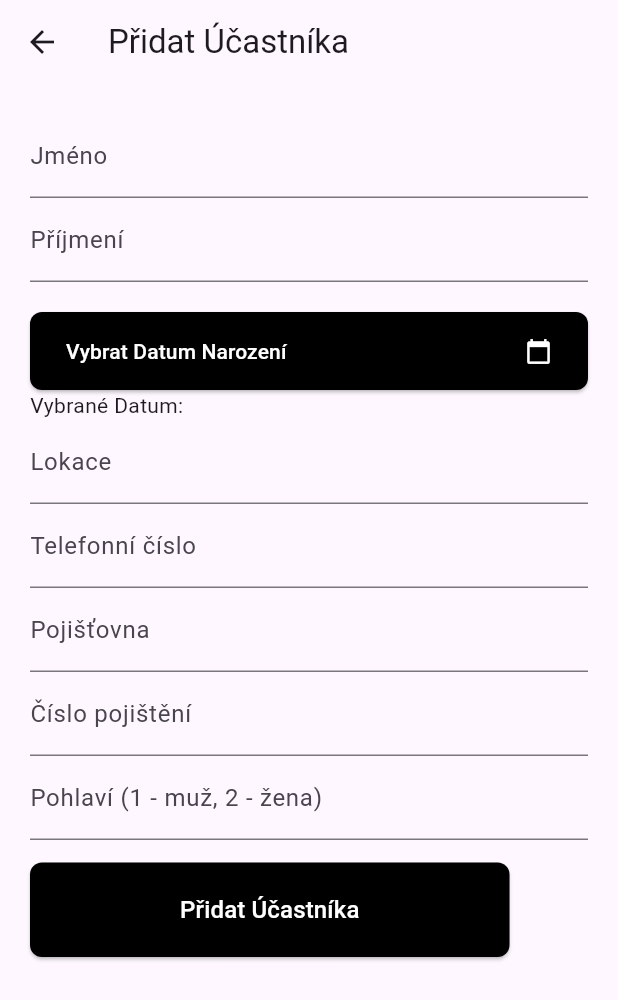
After one commit to dcaldr/denik-zza, a Flutter app: the ActionDetail screen opened directly, after a tap on the "person add" icon, on a phone screen of 412 x 824 dp. The commit adds this screen. Shown: the top 1000 px of the screen. Run offline on Flutter 3.47's test engine with Material 3 defaults, Android fonts, the phone set to English and light mode, and no system bars; our stand-ins replace drift, pdf, printing; missing offline and left inert: sqlite3; accounts and stored records are empty; generated files the repository leaves out were written again.

Commit message:
add: participant page (prototype)

```diff
--- a/lib/screens/editing_actions/action_detail.dart
+++ b/lib/screens/editing_actions/action_detail.dart
@@ -1,9 +1,8 @@
-
+import 'package:denik_zza/screens/actions/change_profile.dart';
 import 'package:denik_zza/screens/editing_actions/edit_action_page.dart';
 import 'package:denik_zza/screens/login/components/my_button.dart';
+import 'package:denik_zza/screens/participants/add_participantt_page_page.dart';
 import 'package:flutter/material.dart';
-import 'package:denik_zza/screens/actions/change_profile.dart';
-
 
 class ActionDetail extends StatelessWidget {
   @override
@@ -20,7 +19,6 @@ class ActionDetail extends StatelessWidget {
                 context,
                 MaterialPageRoute(builder: (context) => EditActionPage()),
               );
-
             },
           ),
         ],
@@ -31,81 +29,64 @@ class ActionDetail extends StatelessWidget {
           child: Column(
             crossAxisAlignment: CrossAxisAlignment.start,
             children: [
-              // Název akce
               SizedBox(height: 0),
               Text(
                 'Tábor Jurský Park',
                 style: TextStyle(fontSize: 18, fontWeight: FontWeight.bold),
               ),
-              // Ikona pro "lidé"
               Row(
                 children: [
                   Icon(Icons.people, size: 50),
                   Text('150'),
                 ],
               ),
-
-              // Ikona pro "kalendář" a zobrazení data
               Row(
                 children: [
                   Icon(Icons.calendar_month, size: 50),
                   Text('Datum: 1.5. - 15.9.'),
                 ],
               ),
-
-              // Ikona pro "lokace" a název lokace
               Row(
                 children: [
                   Icon(Icons.location_city, size: 50),
                   Text('Velká Chmelistná'),
                 ],
               ),
-
-              // Popis akce
               SizedBox(height: 20),
               Text(
                 'Popis Akce\nZde vložte textový popis akce...',
                 style: TextStyle(fontSize: 16),
               ),
-
-              // Sekce pro účastníky
               SizedBox(height: 20),
               Text(
                 'Účastníci',
                 style: TextStyle(fontSize: 18, fontWeight: FontWeight.bold),
               ),
-
-              // Search bar pro hledání účastníků
+              Row(
+                children: [
+                  // Search bar for participants
+                  Expanded(
+                    child: TextField(
+                      decoration: InputDecoration(
+                        hintText: 'Hledat účastníka...',
+                        suffixIcon: Icon(Icons.search),
+                      ),
+                    ),
+                  ),
                   IconButton(
-                icon: Icon(Icons.search),
+                    icon: Icon(Icons.person_add),
                     onPressed: () {
-                  // Corrected syntax for displaying text
-                  showDialog(
-                    context: context,
-                    builder: (BuildContext context) {
-                      return AlertDialog(
-                        title: Text("Hledat účastníka"),
-                        // Add your search functionality here
-                        content: Text("Custom search functionality"),
-                      );
-                    },
+                      // Navigate to another screen for adding a participant
+                      // You need to create the AddParticipantPage
+                      // and handle the logic for adding participants.
+                      Navigator.push(
+                        context,
+                        MaterialPageRoute(builder: (context) => AddParticipantPage()),
                       );
                     },
                   ),
-
-              SizedBox(height: 10),
-              // Tlačítko pro přidání účastníka
-            Button(
-                onPressed: () {
-                  //
-                },
-                buttonText: "Pridat",
-                verticalPadding: 20,
-                horizontalPadding: 160,
+                ],
               ),
-
-              // Zde se budou zobrazovat účastníci
-              // (Můžete použít ListView nebo GridView podle potřeby)
             ],
           ),
         ),
--- /dev/null
+++ b/lib/screens/participants/add_participantt_page_page.dart
@@ -0,0 +1,202 @@
+import 'package:flutter/material.dart';
+
+class MyButton extends StatelessWidget {
+  final VoidCallback onPressed;
+  final String buttonText;
+  final double verticalPadding;
+  final double horizontalPadding;
+
+  MyButton({
+    required this.onPressed,
+    required this.buttonText,
+    required this.verticalPadding,
+    required this.horizontalPadding,
+  });
+
+  @override
+  Widget build(BuildContext context) {
+    return ElevatedButton(
+      onPressed: onPressed,
+      style: ElevatedButton.styleFrom(
+        primary: Colors.black,
+        onPrimary: Colors.white,
+        shape: RoundedRectangleBorder(
+          borderRadius: BorderRadius.circular(8.0),
+        ),
+        padding: EdgeInsets.symmetric(
+          vertical: verticalPadding,
+          horizontal: horizontalPadding,
+        ),
+      ),
+      child: Text(
+        buttonText,
+        style: TextStyle(fontSize: 10),
+      ),
+    );
+  }
+}
+
+class AddParticipantPage extends StatefulWidget {
+  @override
+  _AddParticipantPageState createState() => _AddParticipantPageState();
+}
+
+class _AddParticipantPageState extends State<AddParticipantPage> {
+  TextEditingController firstNameController = TextEditingController();
+  TextEditingController lastNameController = TextEditingController();
+  TextEditingController birthDateController = TextEditingController();
+  DateTime? selectedBirthDate;
+  TextEditingController locationController = TextEditingController();
+  TextEditingController phoneNumberController = TextEditingController();
+  TextEditingController insuranceCompanyController = TextEditingController();
+  TextEditingController insuranceNumberController = TextEditingController();
+  TextEditingController genderController = TextEditingController();
+
+  Future<void> _selectDate(BuildContext context, DateTime? selectedDate, TextEditingController controller) async {
+    DateTime? pickedDate = await showDatePicker(
+      context: context,
+      initialDate: selectedDate ?? DateTime.now(),
+      firstDate: DateTime(1900),
+      lastDate: DateTime.now(),
+      builder: (BuildContext context, Widget? child) {
+        return Theme(
+          data: ThemeData.light().copyWith(
+            primaryColor: const Color.fromARGB(255, 0, 0, 0), // Change this to your preferred color
+            colorScheme: ColorScheme.light(primary: Colors.blue),
+            buttonTheme: ButtonThemeData(textTheme: ButtonTextTheme.primary),
+          ),
+          child: child!,
+        );
+      },
+    );
+
+    if (pickedDate != null) {
+      setState(() {
+        controller.text = pickedDate.toLocal().toString().split(' ')[0];
+        selectedBirthDate = pickedDate;
+      });
+    }
+  }
+
+  String _formatDate(DateTime date) {
+    return "${date.year}-${date.month.toString().padLeft(2, '0')}-${date.day.toString().padLeft(2, '0')}";
+  }
+
+@override
+Widget build(BuildContext context) {
+  return Scaffold(
+    appBar: AppBar(
+      title: Text('Přidat Účastníka'),
+    ),
+    body: SingleChildScrollView(
+      child: Padding(
+        padding: EdgeInsets.all(20.0),
+        child: Column(
+          crossAxisAlignment: CrossAxisAlignment.start,
+          children: [
+            TextField(
+              controller: firstNameController,
+              decoration: InputDecoration(labelText: 'Jméno'),
+            ),
+            TextField(
+              controller: lastNameController,
+              decoration: InputDecoration(labelText: 'Příjmení'),
+            ),
+            SizedBox(height: 20),
+            ElevatedButton(
+              onPressed: () => _selectDate(context, selectedBirthDate, birthDateController),
+              style: ElevatedButton.styleFrom(
+                primary: const Color.fromARGB(255, 0, 0, 0), // Change this to your preferred color
+                onPrimary: Colors.white,
+                shape: RoundedRectangleBorder(
+                  borderRadius: BorderRadius.circular(8.0),
+                ),
+                padding: EdgeInsets.symmetric(
+                  vertical: 16.0,
+                  horizontal: 24.0,
+                ),
+              ),
+              child: Row(
+                mainAxisAlignment: MainAxisAlignment.spaceBetween,
+                children: [
+                  Text(
+                    'Vybrat Datum Narození',
+                    style: TextStyle(color: Colors.white),
+                  ),
+                  Icon(Icons.calendar_today, color: Colors.white),
+                ],
+              ),
+            ),
+            Text('Vybrané Datum: ${selectedBirthDate != null ? _formatDate(selectedBirthDate!) : ""}'),
+            TextField(
+              controller: locationController,
+              decoration: InputDecoration(labelText: 'Lokace'),
+            ),
+            TextField(
+              controller: phoneNumberController,
+              decoration: InputDecoration(
+                labelText: 'Telefonní číslo',
+              ),
+              keyboardType: TextInputType.phone,
+            ),
+            TextField(
+              controller: insuranceCompanyController,
+              decoration: InputDecoration(labelText: 'Pojišťovna'),
+            ),
+            TextField(
+              controller: insuranceNumberController,
+              decoration: InputDecoration(
+                labelText: 'Číslo pojištění',
+              ),
+              keyboardType: TextInputType.phone,
+            ),
+            TextField(
+              controller: genderController,
+              decoration: InputDecoration(labelText: 'Pohlaví (1 - muž, 2 - žena)'),
+            ),SizedBox(height: 15),
+            // Adjusted styling for "Přidat Účastníka" button
+            ElevatedButton(
+              onPressed: () {
+                // Get values from controllers
+                String formattedBirthDate = _formatDate(selectedBirthDate!);
+                String firstName = firstNameController.text;
+                String lastName = lastNameController.text;
+                // ... (other fields)
+
+                // Print or use the participant data
+                print('First Name: $firstName');
+                print('Last Name: $lastName');
+                print('Birth Date: $formattedBirthDate');
+                // ... (other prints)
+
+                // Reset the form if needed
+                // firstNameController.clear();
+                // lastNameController.clear();
+                // ... (clear other controllers)
+
+                // Optionally, navigate back to the previous screen
+                // Navigator.pop(context);
+              },
+              style: ElevatedButton.styleFrom(
+                primary: Colors.black,
+                onPrimary: Colors.white,
+                shape: RoundedRectangleBorder(
+                  borderRadius: BorderRadius.circular(8.0),
+                ),
+                padding: EdgeInsets.symmetric(
+                  vertical: 20,
+                  horizontal: 100,
+                ),
+              ),
+              child: Text(
+                'Přidat Účastníka',
+                style: TextStyle(fontSize: 16),
+              ),
+            ),
+          ],
+        ),
+      ),
+    ),
+  );
+}
+}
```
Also changed, not shown: 1 other file. Lines whose indentation alone changed are shown as unchanged.
